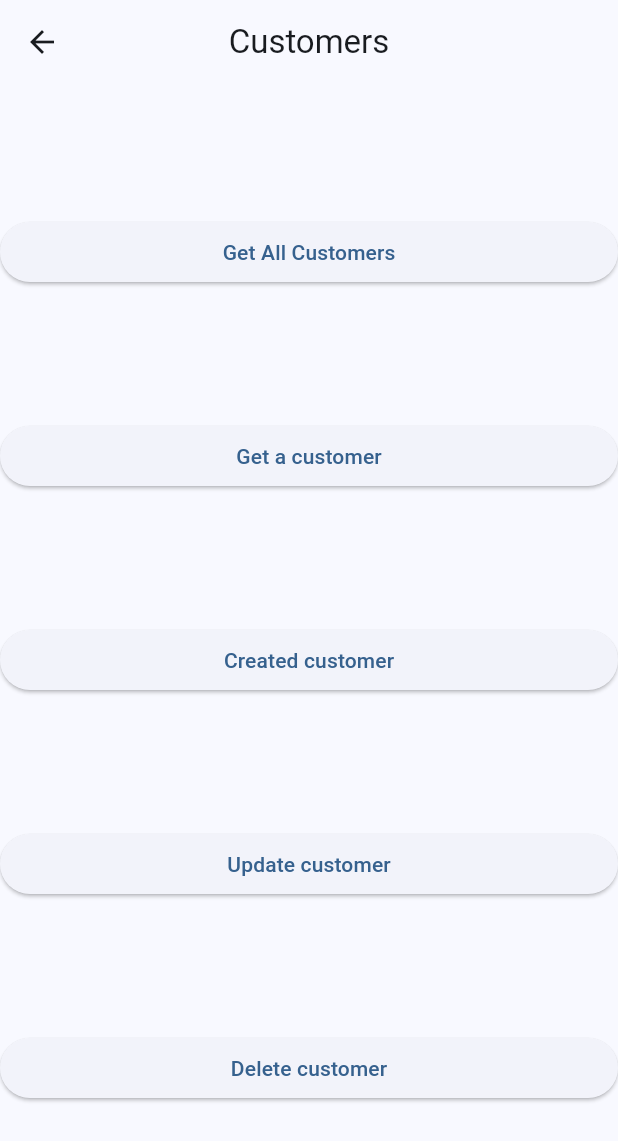
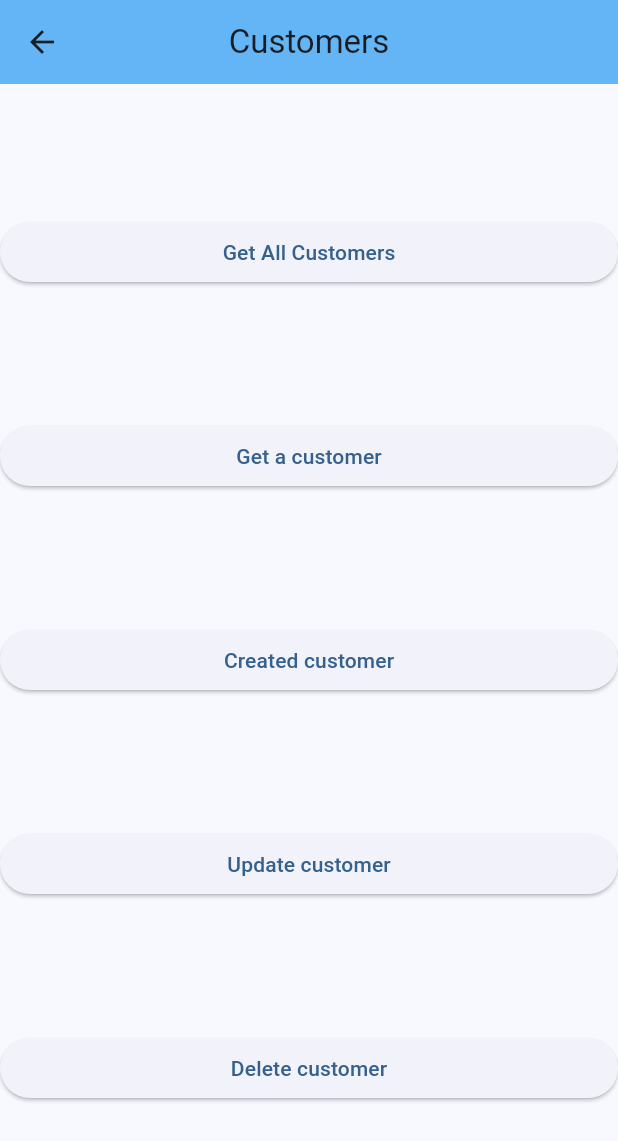
Before and after one commit to ahmadrestom/Supermarket-Frontend, a Flutter app: the screen it shows after launch, after a tap on "Customers", on a phone screen of 412 x 824 dp. Shown: the top 1141 px of the screen. Run offline on Flutter 3.47's test engine with Material 3 defaults, Android fonts, the phone set to English and light mode, and no system bars; network calls fail.

Commit message:
Changing the home page style

```diff
--- a/lib/main.dart
+++ b/lib/main.dart
@@ -35,8 +35,12 @@ class MyApp extends StatelessWidget {
       theme: ThemeData(
         colorScheme: ColorScheme.fromSeed(seedColor: Colors.blue),
         useMaterial3: true,
-      )
-      ,
+        appBarTheme: AppBarTheme(
+          backgroundColor: Colors.blue.shade300,
+          elevation: 0,
+          centerTitle: true,
+        ),
+      ),
       initialRoute: '/',
       routes: {
         '/': (context) => _MyHomePageState(),
@@ -71,54 +75,80 @@ class _MyHomePageState extends StatelessWidget {
   Widget build(BuildContext context) {
     return Scaffold(
         appBar: AppBar(
-        backgroundColor: Theme.of(context).colorScheme.inversePrimary,
+        //backgroundColor: Theme.of(context).colorScheme.inversePrimary,
           title: const Text("Supermarket"),
           centerTitle: true,
     ),
-      body: Center(
-        child: Column(
+      body: GridView.count(
+        crossAxisCount: 2,
+        padding: const EdgeInsets.all(10.0),
+        mainAxisSpacing: 60.0,
+        crossAxisSpacing: 30.0,
+        children: [
+          _buildCard(context, 'Customers', '/customer', Icons.people, Colors.blue),
+          _buildCard(context, 'Items', '/item', Icons.inventory, Colors.green),
+          _buildCard(context, 'Invoices', '/invoice', Icons.receipt, Colors.orange),
+          _buildCard(context, 'Categories', '/category', Icons.category, Colors.purple),
+          _buildCard(context, 'Suppliers', '/supplier', Icons.people_alt, Colors.red),
+        ],
+      ),
+    );
+  }
+}
+
+Widget _buildCard(BuildContext context, String title, String route, IconData icon, Color color) {
+  return GestureDetector(
+    onTap: () {
+      Navigator.pushNamed(context, route);
+    },
+    child: Card(
+      elevation: 5,
+      shape: RoundedRectangleBorder(
+        borderRadius: BorderRadius.circular(15.0),
+      ),
+      margin: const EdgeInsets.all(0),
+      clipBehavior: Clip.antiAlias,
+      child: Container(
+        decoration: BoxDecoration(
+          color: color,
+          borderRadius: BorderRadius.circular(15.0),
+        ),
+        child: Stack(
+          fit: StackFit.expand,
+          children: [
+            Column(
               mainAxisAlignment: MainAxisAlignment.center,
-            crossAxisAlignment: CrossAxisAlignment.stretch,
-            children: <Widget>[
-              ElevatedButton(
-                  onPressed: (){
-                    Navigator.pushNamed(context, '/customer');
+              children: [
+                Icon(
+                  icon,
+                  size: 50.0,
+                  color: Colors.white,
+                ),
+                const SizedBox(height: 10.0),
+                Text(
+                  title,
+                  style: const TextStyle(
+                    fontSize: 18.0,
+                    fontWeight: FontWeight.bold,
+                    color: Colors.white,
+                  ),
+                ),
+              ],
+            ),
+            Positioned.fill(
+              child: Material(
+                color: Colors.transparent,
+                child: InkWell(
+                  splashColor: Colors.black.withOpacity(0.3),
+                  onTap: () {
+                    Navigator.pushNamed(context, route);
                   },
-                   child: const Text('Customers'),
                 ),
-              const SizedBox(height: 20),
-
-              ElevatedButton(
-                onPressed: (){
-                  Navigator.pushNamed(context, '/item');
-                },
-                child: const Text('Items'),
               ),
-              const SizedBox(height: 20),
-
-              ElevatedButton(
-                onPressed: (){
-                  Navigator.pushNamed(context, '/invoice');
-                },
-                child: const Text('Invoices'),
-              ),
-              const SizedBox(height: 20),
-              ElevatedButton(
-                onPressed: (){
-                  Navigator.pushNamed(context, '/category');
-                },
-                child: const Text('Categories'),
-              ),
-              const SizedBox(height: 20),
-              ElevatedButton(
-                onPressed: (){
-                  Navigator.pushNamed(context, '/supplier');
-                },
-                child: const Text('Suppliers'),
             ),
           ],
         ),
       ),
+    ),
   );
 }
-}
```
Lines whose indentation alone changed are shown as unchanged.
